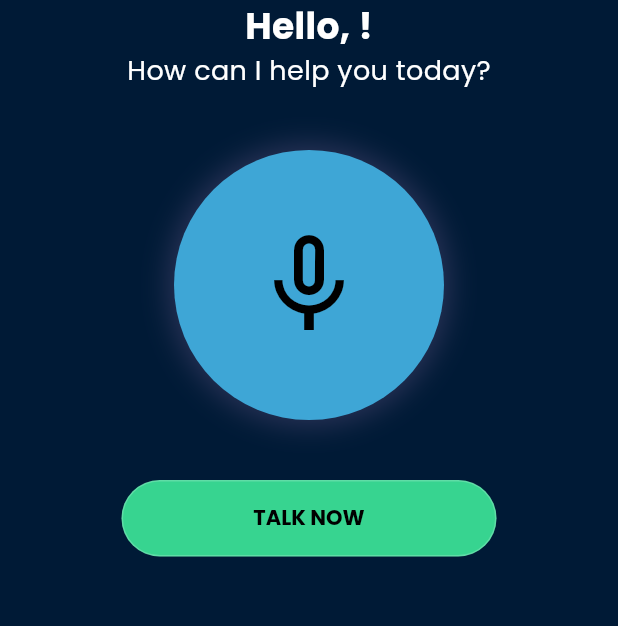
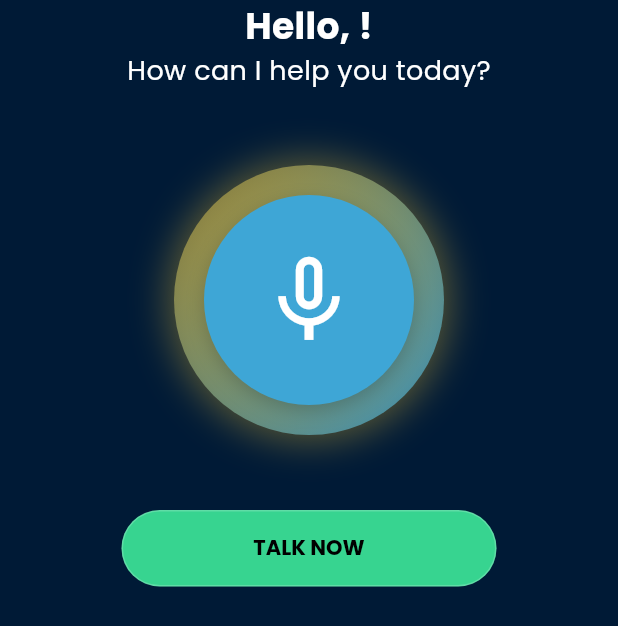
Before and after one commit to Asiffaiz/moinc-flutter, a Flutter app: the AudioCallScreen screen opened directly, on a phone screen of 412 x 824 dp. Shown: the top 626 px of the screen. Run offline on Flutter 3.47's test engine with Material 3 defaults, Android fonts, the phone set to English and light mode, and no system bars; our stand-ins replace bloc, equatable, firebase_messaging, flutter_bloc, flutter_local_notifications, flutter_spinkit and 13 more; missing offline and left inert: flutter_inappwebview, flutter_sficon, livekit_client, livekit_components, phone_numbers_parser; accounts and stored records are empty; network calls fail; project files that could hold a hidden picture were left out.

Commit message:
updated ai widget design

```diff
--- a/lib/features/ai agent/screens/audio_call_screen.dart
+++ b/lib/features/ai agent/screens/audio_call_screen.dart
@@ -174,16 +174,16 @@ class _AudioCallScreenState extends State<AudioCallScreen>
             gradient: LinearGradient(
               colors: [
                 AppTheme.primaryColor,
-                AppTheme.primaryColor.withOpacity(0.8),
+                AppTheme.primaryColor.withValues(alpha: 0.8),
               ],
               begin: Alignment.topLeft,
               end: Alignment.bottomRight,
             ),
             borderRadius: BorderRadius.circular(30),
-            border: Border.all(color: Colors.white.withOpacity(0.8)),
+            border: Border.all(color: Colors.white.withValues(alpha: 0.8)),
             boxShadow: [
               BoxShadow(
-                color: AppTheme.secondaryColor.withOpacity(0.3),
+                color: AppTheme.secondaryColor.withValues(alpha: 0.3),
                 blurRadius: 10,
                 offset: const Offset(0, 4),
               ),
@@ -193,8 +193,8 @@ class _AudioCallScreenState extends State<AudioCallScreen>
             color: Colors.transparent,
             child: InkWell(
               onTap: isDisabled ? null : onPressed,
-              splashColor: Colors.white.withOpacity(0.2),
-              highlightColor: Colors.white.withOpacity(0.1),
+              splashColor: Colors.white.withValues(alpha: 0.2),
+              highlightColor: Colors.white.withValues(alpha: 0.1),
               child: Padding(
                 padding: const EdgeInsets.symmetric(
                   vertical: 12,
@@ -259,29 +259,11 @@ class _AudioCallScreenState extends State<AudioCallScreen>
                       style: TextStyle(fontSize: 18, color: Colors.white),
                     ),
                     const SizedBox(height: 40),
-                    // Audio Visualizer
-                    Container(
-                      height: 180,
-                      width: 180,
-                      decoration: BoxDecoration(
-                        shape: BoxShape.circle,
-                        color: const Color.fromARGB(255, 62, 166, 214),
-                        boxShadow: [
-                          BoxShadow(
-                            color: Colors.purple.shade200.withOpacity(0.2),
-                            blurRadius: 15,
-                            spreadRadius: 4,
-                          ),
-                        ],
-                      ),
-                      child: Center(
-                        child: Builder(
+                    // Audio Visualizer - Enhanced Design
+                    Builder(
                       builder: (context) {
-                            // Get connection state from AppCtrl for reliable state
                         final connectionState =
-                                context
-                                    .watch<app_ctrl.AppCtrl>()
-                                    .connectionState;
+                            context.watch<app_ctrl.AppCtrl>().connectionState;
                         final isActive =
                             connectionState ==
                                 app_ctrl.ConnectionState.connected ||
@@ -291,10 +273,60 @@ class _AudioCallScreenState extends State<AudioCallScreen>
                         return AnimatedBuilder(
                           animation: _animationController,
                           builder: (context, child) {
-                                return Stack(
+                            return Container(
+                              height: 200,
+                              width: 200,
+                              decoration: BoxDecoration(
+                                shape: BoxShape.circle,
+                                gradient: RadialGradient(
+                                  colors: [
+                                    AppTheme.primaryColor.withValues(
+                                      alpha: 0.3,
+                                    ),
+                                    AppTheme.primaryColor.withValues(
+                                      alpha: 0.1,
+                                    ),
+                                    Colors.transparent,
+                                  ],
+                                  stops: const [0.0, 0.5, 1.0],
+                                ),
+                              ),
+                              child: Center(
+                                child: Stack(
                                   alignment: Alignment.center,
                                   children: [
-                                    // Animated circles for audio visualization
+                                    // Outer glow ring
+                                    Container(
+                                      height: 180,
+                                      width: 180,
+                                      decoration: BoxDecoration(
+                                        shape: BoxShape.circle,
+                                        gradient: LinearGradient(
+                                          begin: Alignment.topLeft,
+                                          end: Alignment.bottomRight,
+                                          colors: [
+                                            AppTheme.primaryColor.withValues(
+                                              alpha: 0.6,
+                                            ),
+                                            const Color.fromARGB(
+                                              255,
+                                              62,
+                                              166,
+                                              214,
+                                            ).withValues(alpha: 0.8),
+                                          ],
+                                        ),
+                                        boxShadow: [
+                                          BoxShadow(
+                                            color: AppTheme.primaryColor
+                                                .withValues(alpha: 0.4),
+                                            blurRadius: 20,
+                                            spreadRadius: 5,
+                                          ),
+                                        ],
+                                      ),
+                                    ),
+                                    // Animated pulse rings (when active)
                                     if (isActive)
                                       ...List.generate(3, (index) {
                                         return AnimatedOpacity(
@@ -304,33 +336,58 @@ class _AudioCallScreenState extends State<AudioCallScreen>
                                           ),
                                           child: Container(
                                             width:
-                                                120 +
-                                                (index * 30 * _animation.value),
+                                                140 +
+                                                (index * 25 * _animation.value),
                                             height:
-                                                120 +
-                                                (index * 30 * _animation.value),
+                                                140 +
+                                                (index * 25 * _animation.value),
                                             decoration: BoxDecoration(
                                               shape: BoxShape.circle,
-                                              color: Colors.white.withOpacity(
-                                                0.1 - (index * 0.03),
+                                              border: Border.all(
+                                                color: Colors.white.withValues(
+                                                  alpha: 0.3 - (index * 0.08),
+                                                ),
+                                                width: 2,
                                               ),
                                             ),
                                           ),
                                         );
                                       }),
-                                    // Mic icon
-                                    Icon(
-                                      isActive ? Icons.mic : Icons.mic_none,
-                                      size: 80,
-                                      color: Colors.black,
+                                    // Inner circle with mic icon
+                                    Container(
+                                      height: 140,
+                                      width: 140,
+                                      decoration: BoxDecoration(
+                                        shape: BoxShape.circle,
+                                        color: const Color.fromARGB(
+                                          255,
+                                          62,
+                                          166,
+                                          214,
+                                        ),
+                                        boxShadow: [
+                                          BoxShadow(
+                                            color: Colors.black.withValues(
+                                              alpha: 0.2,
+                                            ),
+                                            blurRadius: 10,
+                                            offset: const Offset(0, 4),
                                           ),
                                         ],
+                                      ),
+                                      child: Icon(
+                                        isActive ? Icons.mic : Icons.mic_none,
+                                        size: 70,
+                                        color: Colors.white,
+                                      ),
+                                    ),
+                                  ],
+                                ),
+                              ),
                             );
                           },
                         );
                       },
-                        ),
-                      ),
                     ),
                     const SizedBox(height: 40),
                     // Talk Now / Cancel Button
@@ -555,7 +612,9 @@ class _CallMeBottomSheetState extends State<_CallMeBottomSheet> {
                             color: AppTheme.primaryColor,
                             boxShadow: [
                               BoxShadow(
-                                color: AppTheme.primaryColor.withOpacity(0.3),
+                                color: AppTheme.primaryColor.withValues(
+                                  alpha: 0.3,
+                                ),
                                 blurRadius: 10,
                                 spreadRadius: 2,
                               ),
```
Lines whose indentation alone changed are shown as unchanged.
